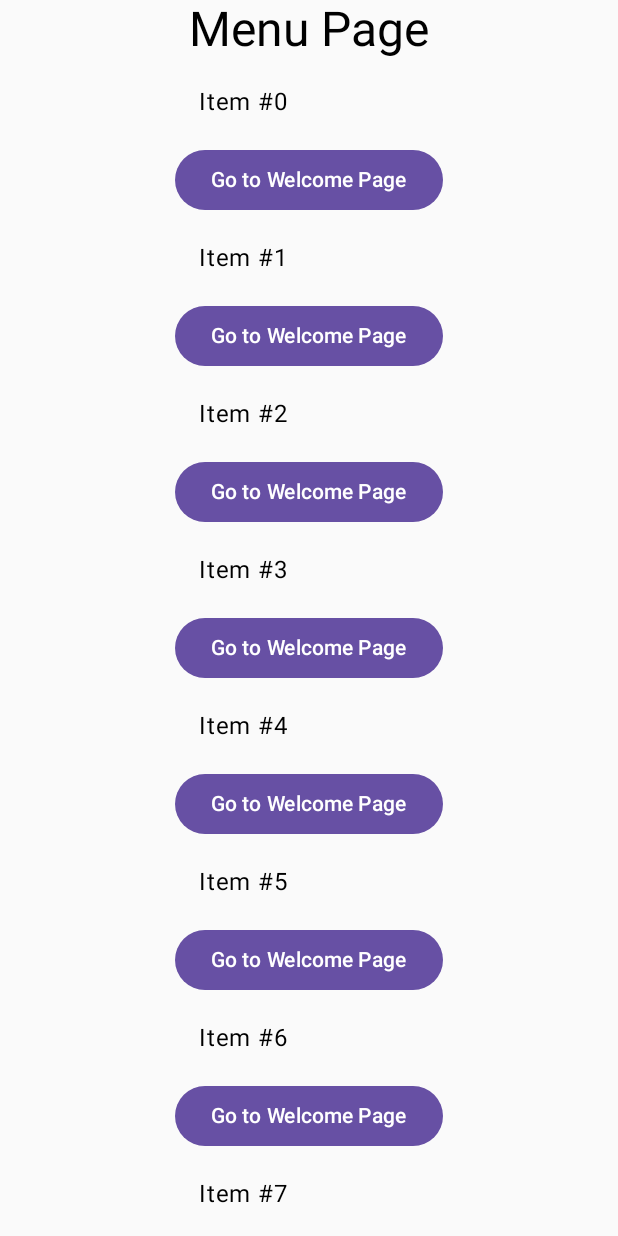
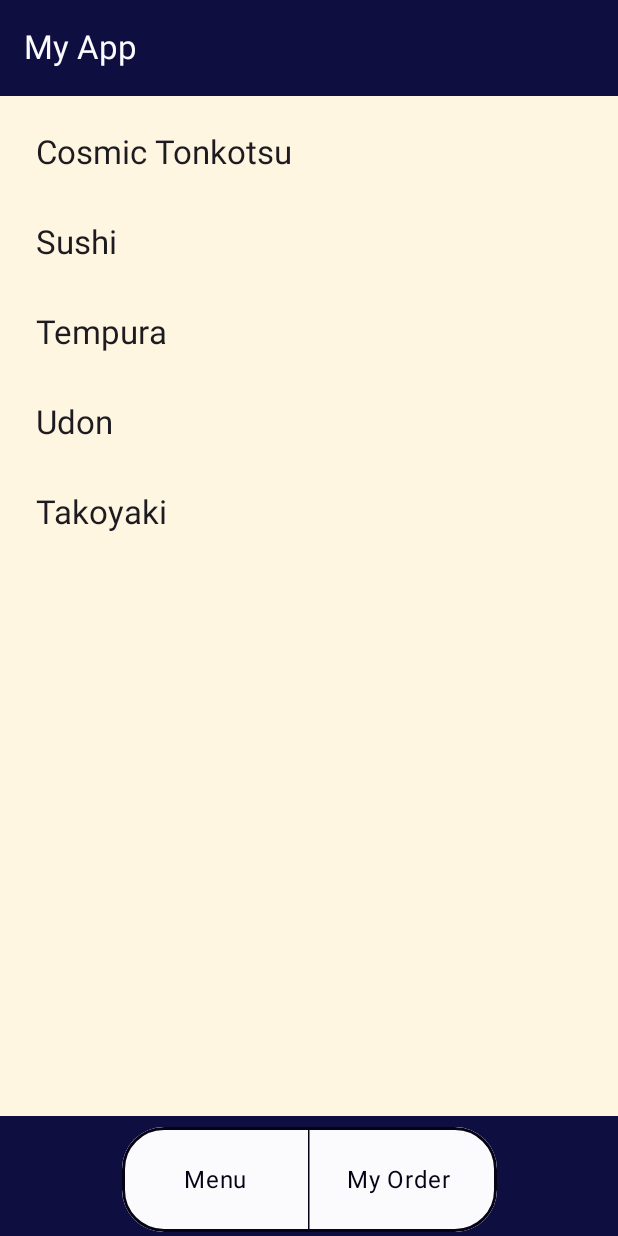
Before and after one commit to CalvaryFisher/RamenRestaurantMobileApp, an Android app built with Jetpack Compose: the MenuScreen screen opened through its navigation route, on a phone screen of 412 x 824 dp. Run offline under Robolectric (Android 15) with nearby library versions, the phone set to English and light mode, and no system bars.

Commit message:
feat: basic scaffold, menu

```diff
--- a/app/src/main/java/com/example/clickcounterapp/MainActivity.kt
+++ b/app/src/main/java/com/example/clickcounterapp/MainActivity.kt
@@ -33,6 +33,7 @@ import androidx.compose.foundation.background
 import androidx.compose.foundation.border
 import androidx.compose.foundation.clickable
 import androidx.compose.foundation.layout.*
+import androidx.compose.foundation.lazy.items
 
 // Importing colors:
 import com.example.clickcounterapp.ui.theme.*
@@ -42,48 +43,51 @@ class MainActivity : ComponentActivity() {
         super.onCreate(savedInstanceState)
         setContent {
             MaterialTheme {
-                Navigation()
+                MainApp()
             }
         }
     }
 }
 
-// Setting up Navigation:
+@OptIn(ExperimentalMaterial3Api::class)
+@Preview
 @Composable
-fun Navigation() {
-    val navController = rememberNavController()
-    NavHost(navController, startDestination = "welcome") {
-        composable("welcome") { WelcomeScreen(navController) }
-        composable("menu") { MenuScreen(navController) }
-    }
-}
+/**
+ * MainApp:
+ * Goal: This function sets up navigation, and uses a scaffold to set up a top
+ * bar and a bottom bar. Each screen/page is displayed within the content section.
+ * */
+fun MainApp(){
+    val navController = rememberNavController()  // Initialize the NavController
 
-// Defining each screen:
-@Composable
-// WelcomeScreen intakes a navController object
-// (used to navigate between page since it remembers where they all are.)
-fun WelcomeScreen(navController: NavController = rememberNavController()) {
-    // We place everything in the page within a column, we center and fill this column so
-    // it all looks nice and neat
-
+    Scaffold(
+        topBar = {  //
+            TopAppBar(
+                title = { Text("My App") },
+                colors = TopAppBarDefaults.topAppBarColors(
+                    containerColor = Primary,
+                    titleContentColor = Secondary)
+            )
+        },
+        bottomBar = {
+            BottomAppBar (
+                containerColor = Primary,
+            )
+            {
+                //Text("Bottom Bar")  // You can customize this based on the current screen
                 // Bottom Bar
                 Column(
                     modifier = Modifier
                         .fillMaxSize()
-            .background(color = Background),
+                        .background(color = Primary),
                     horizontalAlignment = Alignment.CenterHorizontally,
                     verticalArrangement = Arrangement.Center,
                 ) {
-        Text(  // Text component
-            text = "Welcome Page",
-            style = MaterialTheme.typography.headlineLarge,
-            color = Text
-        )
                     //Bottom Bar:
                     Row(
                         modifier = Modifier
-                .height(56.dp)
-                .width(200.dp)
+                            .height(70.dp)
+                            .width(250.dp)
                             .clip(RoundedCornerShape(28.dp))  // Oval shape
                             .border(2.dp, SolidColor(Text), RoundedCornerShape(28.dp))
                             .background(color = Secondary)
@@ -103,7 +107,8 @@ fun WelcomeScreen(navController: NavController = rememberNavController()) {
                                 modifier = Modifier
                                     .fillMaxSize()
                                     .wrapContentHeight(Alignment.CenterVertically),
-                        textAlign = androidx.compose.ui.text.style.TextAlign.Center
+                                textAlign = androidx.compose.ui.text.style.TextAlign.Center,
+                                style = MaterialTheme.typography.bodyLarge
                             )
                         }
 
@@ -124,52 +129,124 @@ fun WelcomeScreen(navController: NavController = rememberNavController()) {
                         )
                         {
                             Text(
-                        text = "Order",
+                                text = "My Order",
                                 modifier = Modifier
                                     .fillMaxSize()
                                     .wrapContentHeight(Alignment.CenterVertically),
+                                style = MaterialTheme.typography.bodyLarge
                                 //textAlign = androidx.compose.ui.text.style.TextAlign.Center
                             )
                         }
                     }
                 }
             }
+        },
+        content = { innerPadding ->
+            // NavHost defines the navigation graph
+            NavHost(
+                navController = navController,
+                startDestination = "welcome",  // Set Welcome Page as the start
+                modifier = Modifier.padding(innerPadding)  // Prevents overlap with bars
+            ) {
+                composable("welcome") { WelcomeScreen(navController) }
+                composable("menu") { MenuScreen(navController) }
+                //composable("order") { OrderScreen(navController) }
+            }
+        }
+    )
+}
 
-@Preview
+// Defining each screen:
+@Composable
+// WelcomeScreen intakes a navController object
+// (used to navigate between page since it remembers where they all are.)
+fun WelcomeScreen(navController: NavController = rememberNavController()) {
+    // We place everything in the page within a column, we center and fill this column so
+    // it all looks nice and neat
+
+    // Bottom Bar
+    Column(
+        modifier = Modifier
+            .fillMaxSize()
+            .background(color = Background),
+        horizontalAlignment = Alignment.CenterHorizontally,
+        verticalArrangement = Arrangement.Center,
+    ) {
+
+    }
+}
+
+//@Preview
 @Composable
 fun WelcomeScreenPreview(){
     WelcomeScreen()
 }
 
+/**
+ * MenuScreen: defines a menu with scrolling items.
+ * Clicking each item brings the user to that items details page.
+ * */
+@Composable
+fun MenuScreen(navController: NavController = rememberNavController()) {
 
-// This defines the components on the menu page, a column to store everything,
-// and text saying where we are.
-@Composable
-fun MenuScreen(navController: NavController) {
-    //val itemList = List(10) {"Item #$it"}   // Defining lists of items to show
-    Column(
-        modifier = Modifier.fillMaxSize(),
-        horizontalAlignment = Alignment.CenterHorizontally,
-        verticalArrangement = Arrangement.Center
-    ) {
-        Text(
-            text = "Menu Page",
-            style = MaterialTheme.typography.headlineLarge
+    // Defines list of sample menu items with titles
+    val sampleMenuItems = listOf(
+        MenuItem("Cosmic Tonkotsu"),
+        MenuItem("Sushi"),
+        MenuItem("Tempura"),
+        MenuItem("Udon"),
+        MenuItem("Takoyaki")
     )
 
-        LazyColumn {
-            items(10) {index ->
-                Text("Item #$index",
-                    style = MaterialTheme.typography.bodyLarge,
-                    modifier = Modifier.padding(16.dp)
+    // Defines a container for menu list
+    Box(modifier = Modifier.background(Background)){
+        MenuListScreen(  // Lists items from menuItems list
+            menuItems = sampleMenuItems,
+            onItemClick = { clickedItem ->
+                //navController.navigate("detail_${menuItems.title}")  // Handle the click event
+            }
         )
-                Button(onClick = { navController.navigate("welcome")}){
-                    Text("Go to Welcome Page")
     }
 }
 
+@Preview
+@Composable
+// Used to preview UI.
+fun MenuScreenPreview(){
+    MenuScreen()
 }
 
-
+/**
+ * Defines a single menu item card.
+ * Each card has details and gets passed a clickable activity.
+ */
+@Composable
+fun MenuItemCard(item: MenuItem, onClick: () -> Unit) {
+    Row(
+        modifier = Modifier
+            .fillMaxWidth()
+            .clickable(onClick = onClick)
+            .padding(16.dp)  // Padding for each item
+    ) {
+        Text(
+            text = item.title,
+            style = MaterialTheme.typography.titleLarge  // Styling for the item name
+        )
     }
 }
+
+/***
+ * Lists given list of MenuItems.
+ */
+@Composable
+fun MenuListScreen(menuItems: List<MenuItem>, onItemClick: (MenuItem) -> Unit) {
+    LazyColumn(
+        modifier = Modifier
+            .fillMaxSize()
+            .padding(8.dp)
+    ) {
+        items(menuItems) { item ->
+            MenuItemCard(item = item, onClick = { onItemClick(item) })
+        }
+    }
+}
--- /dev/null
+++ b/app/src/main/java/com/example/clickcounterapp/MenuItem.kt
@@ -0,0 +1,5 @@
+package com.example.clickcounterapp
+
+data class MenuItem(
+    val title: String,  // Name of menu item i.e. "Beef Stew"
+)
--- a/app/src/main/java/com/example/clickcounterapp/ui/theme/Color.kt
+++ b/app/src/main/java/com/example/clickcounterapp/ui/theme/Color.kt
@@ -12,6 +12,6 @@ val Pink40 = Color(0xFF7D5260)
 
 val Text = Color(0xFF050315)        // Black
 val Background = Color(0xFFFFF6E2)   // Beige Scroll
-val Primary = Color(0xFF00067E)     // Midnight Purple
+val Primary = Color(0xFF0E0E41)     // Midnight Purple
 val Secondary = Color(0xFFFBFBFE)  // White
 val Accent = Color(0xFF927000)      // Molten Gold
```
Lines whose indentation alone changed are shown as unchanged.
